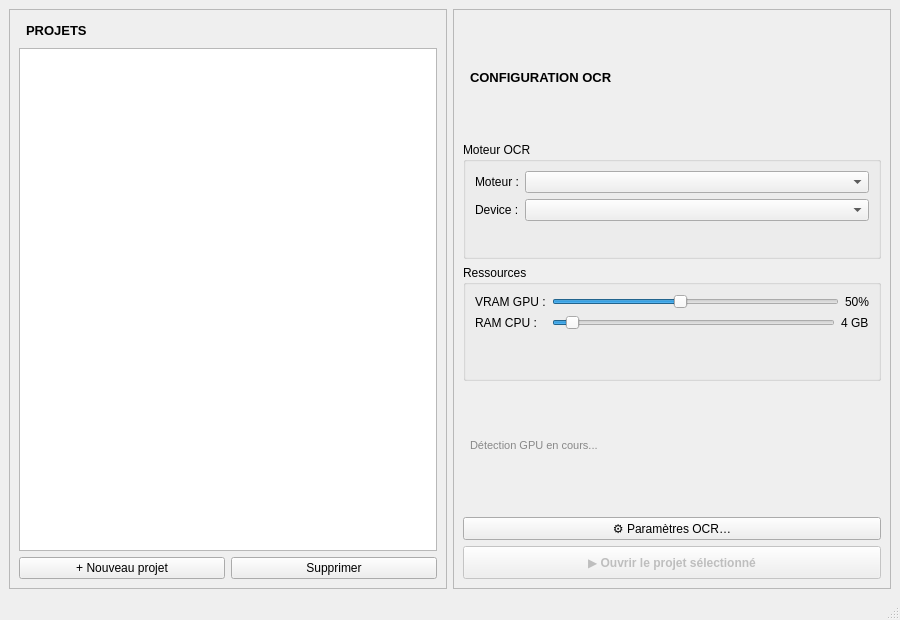
Qt form windows/main/MainWindow.ui (trotroni/toontrad) before a commit.
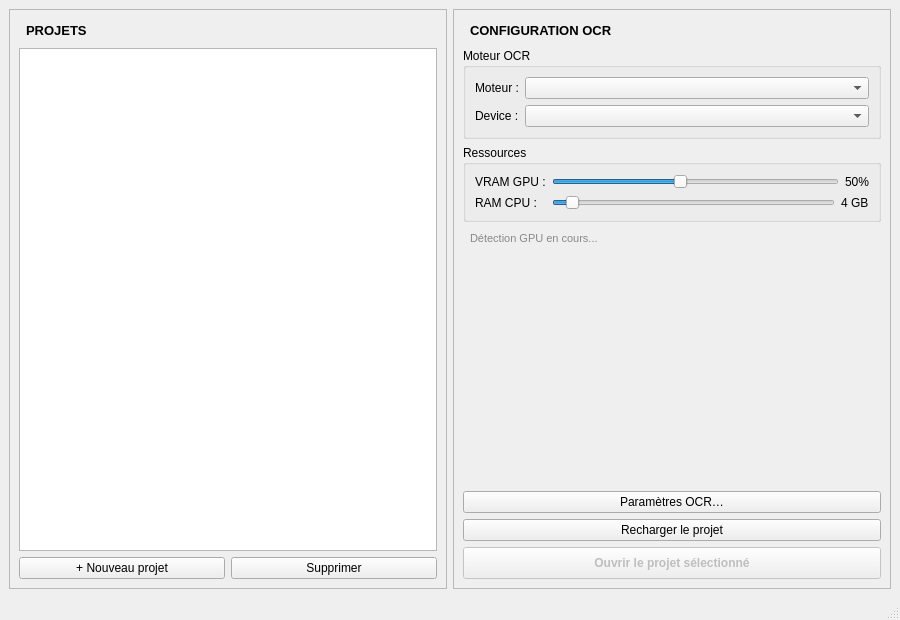
The same form after that commit. Icons and pictures are not drawn.

```diff
--- a/windows/main/MainWindow.ui
+++ b/windows/main/MainWindow.ui
@@ -45,21 +45,39 @@
       <layout class="QVBoxLayout" name="rightLayout">
 
        <item>
-        <widget class="QLabel">
-         <property name="styleSheet"><string>font-weight: bold; font-size: 13px; padding: 4px;</string></property>
-         <property name="text"><string>CONFIGURATION OCR</string></property>
+        <widget class="QLabel" name="label">
+         <property name="styleSheet">
+          <string>font-weight: bold; font-size: 13px; padding: 4px;</string>
+         </property>
+         <property name="text">
+          <string>CONFIGURATION OCR</string>
+         </property>
         </widget>
        </item>
-
-       <!-- Moteur -->
        <item>
         <widget class="QGroupBox" name="groupEngine">
          <property name="title"><string>Moteur OCR</string></property>
          <layout class="QFormLayout">
-          <item row="0" column="0"><widget class="QLabel"><property name="text"><string>Moteur :</string></property></widget></item>
-          <item row="0" column="1"><widget class="QComboBox" name="comboEngine"/></item>
-          <item row="1" column="0"><widget class="QLabel"><property name="text"><string>Device :</string></property></widget></item>
-          <item row="1" column="1"><widget class="QComboBox" name="comboDevice"/></item>
+          <item row="0" column="0">
+           <widget class="QLabel" name="label">
+            <property name="text">
+             <string>Moteur :</string>
+            </property>
+           </widget>
+          </item>
+          <item row="0" column="1">
+           <widget class="QComboBox" name="comboEngine"/>
+          </item>
+          <item row="1" column="0">
+           <widget class="QLabel" name="label">
+            <property name="text">
+             <string>Device :</string>
+            </property>
+           </widget>
+          </item>
+          <item row="1" column="1">
+           <widget class="QComboBox" name="comboDevice"/>
+          </item>
          </layout>
         </widget>
        </item>
@@ -95,16 +113,56 @@
          <property name="wordWrap"><bool>true</bool></property>
         </widget>
        </item>
-
-       <item><spacer><property name="orientation"><enum>Qt::Vertical</enum></property></spacer></item>
-
-       <item><widget class="QPushButton" name="btnSettings"><property name="text"><string>⚙ Paramètres OCR…</string></property></widget></item>
-
+       <item>
+        <spacer>
+         <property name="orientation">
+          <enum>Qt::Orientation::Vertical</enum>
+         </property>
+         <property name="sizeHint" stdset="0">
+          <size>
+           <width>0</width>
+           <height>0</height>
+          </size>
+         </property>
+        </spacer>
+       </item>
+       <item>
+        <widget class="QPushButton" name="btnSettings">
+         <property name="text">
+          <string>Paramètres OCR…</string>
+         </property>
+         <property name="icon">
+          <iconset theme="QIcon::ThemeIcon::ToolsCheckSpelling"/>
+         </property>
+        </widget>
+       </item>
+       <item>
+        <widget class="QPushButton" name="btnReloadProject">
+         <property name="toolTip">
+          <string>Rescanne sprites/ et met à jour le project.json</string>
+         </property>
+         <property name="text">
+          <string>Recharger le projet</string>
+         </property>
+         <property name="icon">
+          <iconset theme="QIcon::ThemeIcon::SyncSynchronizing"/>
+         </property>
+        </widget>
+       </item>
        <item>
         <widget class="QPushButton" name="btnOpenProject">
-         <property name="enabled"><bool>false</bool></property>
-         <property name="styleSheet"><string>font-weight: bold; padding: 8px;</string></property>
-         <property name="text"><string>▶ Ouvrir le projet sélectionné</string></property>
+         <property name="enabled">
+          <bool>false</bool>
+         </property>
+         <property name="styleSheet">
+          <string>font-weight: bold; padding: 8px;</string>
+         </property>
+         <property name="text">
+          <string>Ouvrir le projet sélectionné</string>
+         </property>
+         <property name="icon">
+          <iconset theme="QIcon::ThemeIcon::MediaPlaybackStart"/>
+         </property>
         </widget>
        </item>
 
```
Left out of the diff: 153 changed lines with no effect on the pictures.
